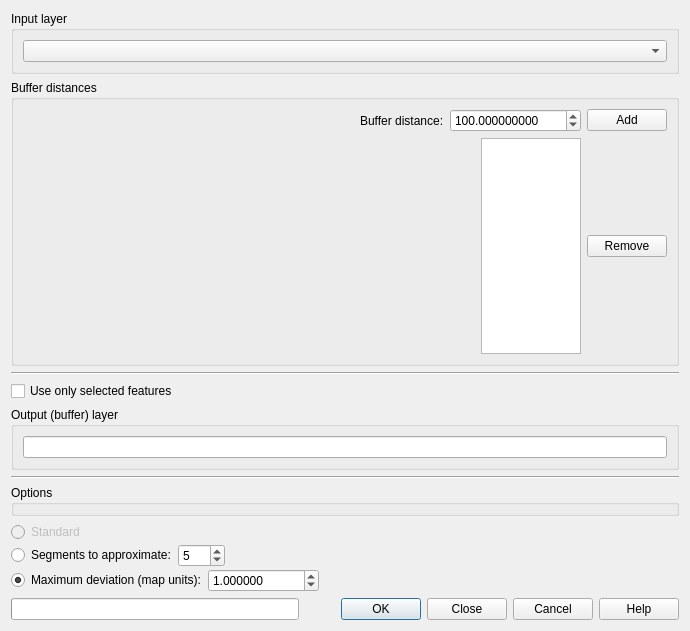
Qt form ui_multidistancebuffer.ui (havatv/qgismultidistancebufferplugin) before a commit.
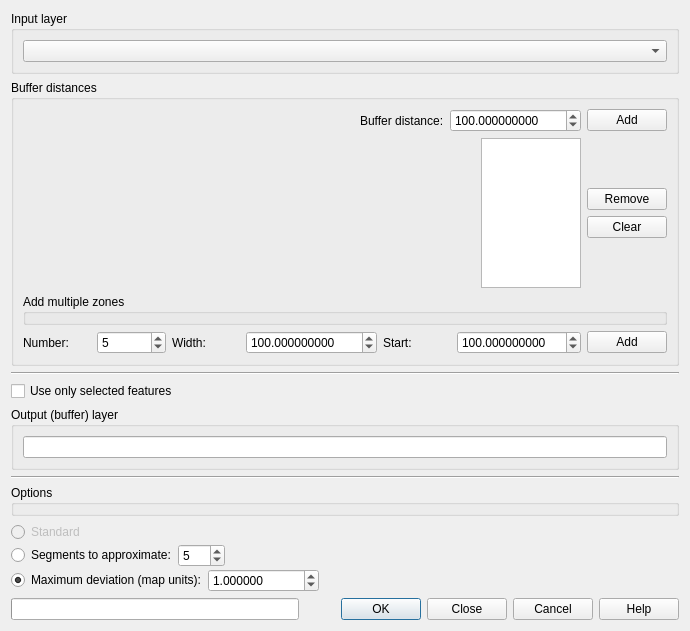
The same form after that commit.

```diff
--- a/ui_multidistancebuffer.ui
+++ b/ui_multidistancebuffer.ui
@@ -133,9 +133,145 @@
          </widget>
         </item>
         <item>
-         <widget class="QPushButton" name="removeButton">
+         <layout class="QVBoxLayout" name="verticalLayout_5">
+          <item>
+           <spacer name="verticalSpacer">
+            <property name="orientation">
+             <enum>Qt::Vertical</enum>
+            </property>
+            <property name="sizeHint" stdset="0">
+             <size>
+              <width>20</width>
+              <height>40</height>
+             </size>
+            </property>
+           </spacer>
+          </item>
+          <item>
+           <widget class="QPushButton" name="removeButton">
+            <property name="toolTip">
+             <string>Remove the selected entries</string>
+            </property>
+            <property name="text">
+             <string>Remove</string>
+            </property>
+           </widget>
+          </item>
+          <item>
+           <widget class="QPushButton" name="clearButton">
+            <property name="toolTip">
+             <string>Remove all entries</string>
+            </property>
+            <property name="text">
+             <string>Clear</string>
+            </property>
+           </widget>
+          </item>
+          <item>
+           <spacer name="verticalSpacer_2">
+            <property name="orientation">
+             <enum>Qt::Vertical</enum>
+            </property>
+            <property name="sizeHint" stdset="0">
+             <size>
+              <width>20</width>
+              <height>40</height>
+             </size>
+            </property>
+           </spacer>
+          </item>
+         </layout>
+        </item>
+       </layout>
+      </item>
+      <item>
+       <widget class="QGroupBox" name="groupBox_5">
+        <property name="title">
+         <string>Add multiple zones</string>
+        </property>
+       </widget>
+      </item>
+      <item>
+       <layout class="QHBoxLayout" name="horizontalLayout_11">
+        <item>
+         <widget class="QLabel" name="label">
           <property name="text">
-           <string>Remove</string>
+           <string>Number:</string>
+          </property>
+         </widget>
+        </item>
+        <item>
+         <widget class="QSpinBox" name="ringsSB">
+          <property name="toolTip">
+           <string>Number of zones to add</string>
+          </property>
+          <property name="minimum">
+           <number>1</number>
+          </property>
+          <property name="maximum">
+           <number>9999</number>
+          </property>
+          <property name="value">
+           <number>5</number>
+          </property>
+         </widget>
+        </item>
+        <item>
+         <widget class="QLabel" name="label_3">
+          <property name="text">
+           <string>Width:</string>
+          </property>
+         </widget>
+        </item>
+        <item>
+         <widget class="QDoubleSpinBox" name="widthsSB">
+          <property name="toolTip">
+           <string>The width of each zone</string>
+          </property>
+          <property name="decimals">
+           <number>9</number>
+          </property>
+          <property name="minimum">
+           <double>0.000001000000000</double>
+          </property>
+          <property name="maximum">
+           <double>999999999.000000000000000</double>
+          </property>
+          <property name="value">
+           <double>100.000000000000000</double>
+          </property>
+         </widget>
+        </item>
+        <item>
+         <widget class="QLabel" name="label_4">
+          <property name="text">
+           <string>Start:</string>
+          </property>
+         </widget>
+        </item>
+        <item>
+         <widget class="QDoubleSpinBox" name="startSB">
+          <property name="toolTip">
+           <string>The start value (innermost buffer distance)</string>
+          </property>
+          <property name="decimals">
+           <number>9</number>
+          </property>
+          <property name="maximum">
+           <double>99999.000000000000000</double>
+          </property>
+          <property name="value">
+           <double>100.000000000000000</double>
+          </property>
+         </widget>
+        </item>
+        <item>
+         <widget class="QPushButton" name="addringsButton">
+          <property name="toolTip">
+           <string>Add the zones</string>
+          </property>
+          <property name="text">
+           <string>Add</string>
           </property>
          </widget>
         </item>
```
